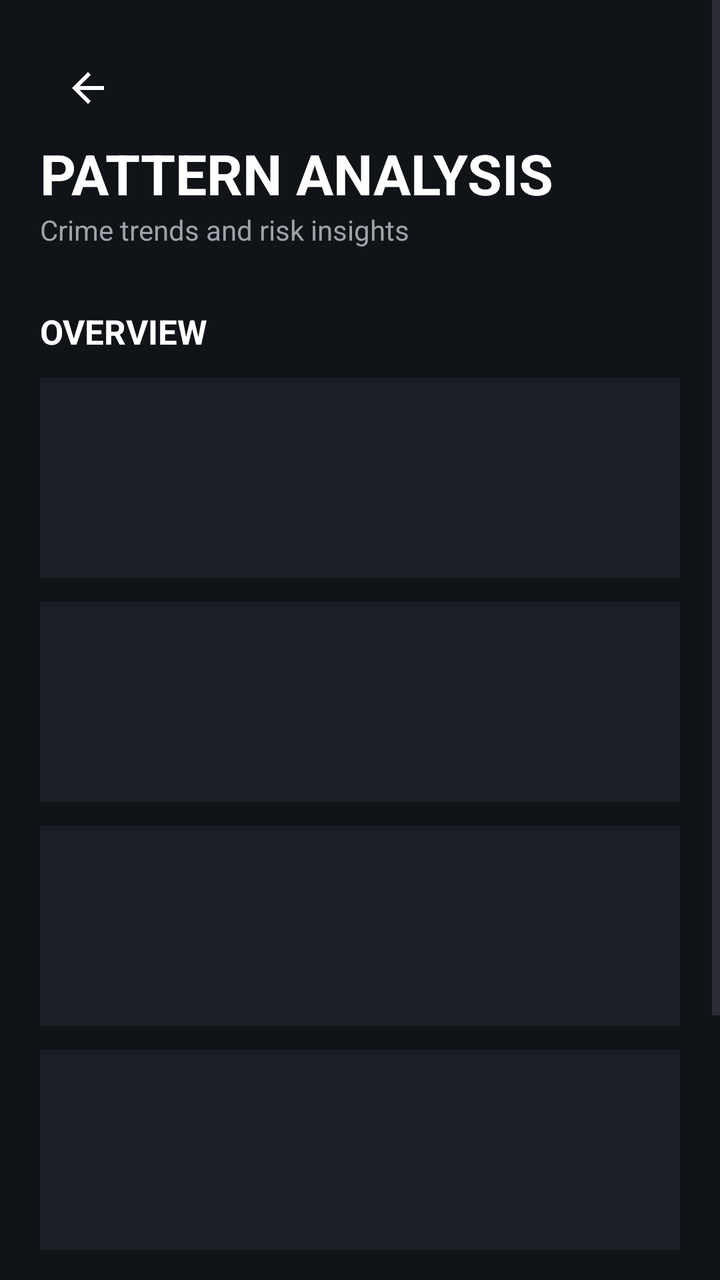
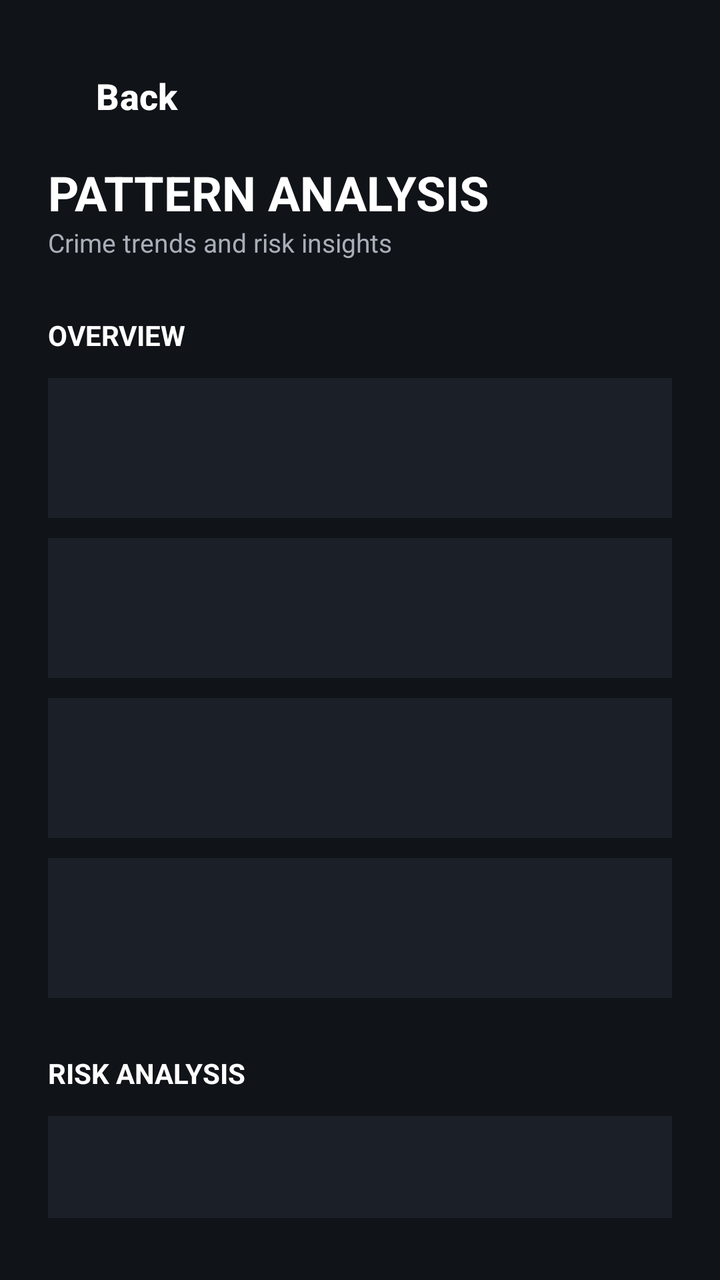

Before-and-after screenshots of an Android layout around one commit, followed by the original layout XML and the change that was made.
<!-- AndroidManifest.xml: application theme Theme.Crimeshield -->
<!-- res/layout/activity_analysis.xml -->
<?xml version="1.0" encoding="utf-8"?>
<ScrollView
    xmlns:android="http://schemas.android.com/apk/res/android"
    android:layout_width="match_parent"
    android:layout_height="match_parent"
    android:background="#101318"
    android:fitsSystemWindows="true">

    <LinearLayout
        android:layout_width="match_parent"
        android:layout_height="wrap_content"
        android:orientation="vertical"
        android:padding="20dp">

        <ImageButton
            android:id="@+id/btnBack"
            android:layout_width="48dp"
            android:layout_height="48dp"
            android:background="?attr/selectableItemBackgroundBorderless"
            android:src="@drawable/ic_arrow_back" />

        <TextView
            android:layout_width="wrap_content"
            android:layout_height="wrap_content"
            android:text="PATTERN ANALYSIS"
            android:textColor="#FFF"
            android:textSize="28sp"
            android:textStyle="bold" />

        <TextView
            android:layout_width="wrap_content"
            android:layout_height="wrap_content"
            android:text="Crime trends and risk insights"
            android:textColor="#9EA3AA" />

        <TextView
            style="@style/CSLabel"
            android:layout_marginTop="30dp"
            android:text="OVERVIEW" />

        <TextView
            android:id="@+id/tvTotal"
            style="@style/CSTextCard"
            android:layout_marginTop="12dp"
            android:textSize="17sp" />

        <TextView
            android:id="@+id/tvHighRisk"
            style="@style/CSTextCard"
            android:layout_marginTop="12dp"
            android:textSize="17sp" />

        <TextView
            android:id="@+id/tvTopCrime"
            style="@style/CSTextCard"
            android:layout_marginTop="12dp"
            android:textSize="16sp" />

        <TextView
            android:id="@+id/tvTopArea"
            style="@style/CSTextCard"
            android:layout_marginTop="12dp"
            android:textSize="16sp" />

        <TextView
            style="@style/CSLabel"
            android:layout_marginTop="30dp"
            android:text="RISK ANALYSIS" />

        <TextView
            android:id="@+id/tvAnalysis"
            android:layout_width="match_parent"
            android:layout_height="wrap_content"
            android:layout_marginTop="12dp"
            android:background="#1B2028"
            android:padding="20dp"
            android:textColor="#D0D4DA"
            android:lineSpacingExtra="5dp" />

        <TextView
            android:layout_width="match_parent"
            android:layout_height="wrap_content"
            android:layout_marginTop="22dp"
            android:gravity="center"
            android:text="CrimeShield • Anonymous Intelligence"
            android:textColor="#777D86"
            android:textSize="12sp" />

    </LinearLayout>

</ScrollView>
<!-- resources referenced by this layout -->
<resources>
  <!-- drawable ic_arrow_back (drawable) -->
  <?xml version="1.0" encoding="utf-8"?>
  <vector xmlns:android="http://schemas.android.com/apk/res/android"
      android:width="24dp"
      android:height="24dp"
      android:viewportWidth="24"
      android:viewportHeight="24">
  
      <path
          android:fillColor="#FFFFFF"
          android:pathData="M20,11H7.83l5.59,-5.59L12,4l-8,8 8,8 1.41,-1.41L7.83,13H20v-2z" />
  
  </vector>
  <style name="CSLabel">
  
          <item name="android:layout_width">
              wrap_content
          </item>
  
          <item name="android:layout_height">
              wrap_content
          </item>
  
          <item name="android:layout_marginTop">
              24dp
          </item>
  
          <item name="android:textColor">
              #FFFFFF
          </item>
  
          <item name="android:textSize">
              17sp
          </item>
  
          <item name="android:textStyle">
              bold
          </item>
  
      </style>
  <style name="CSTextCard">
  
          <item name="android:layout_width">
              match_parent
          </item>
  
          <item name="android:layout_height">
              100dp
          </item>
  
          <item name="android:background">
              #1B2028
          </item>
  
          <item name="android:gravity">
              center
          </item>
  
          <item name="android:textColor">
              #FFFFFF
          </item>
  
          <item name="android:textStyle">
              bold
          </item>
  
      </style>
  <style name="Theme.Crimeshield" parent="Base.Theme.Crimeshield" />
  <style name="Base.Theme.Crimeshield" parent="Theme.Material3.DayNight.NoActionBar">
  
          <item name="colorPrimary">
              @color/accent_blue
          </item>
  
          <item name="android:windowBackground">
              @color/bg_dark
          </item>
  
          <item name="android:statusBarColor">
              @color/bg_dark
          </item>
  
      </style>
  <color name="accent_blue">
          #3F51B5
      </color>
  <color name="bg_dark">
          #101318
      </color>
</resources>

<!-- the commit's change to res/layout/activity_analysis.xml (unified diff, before → after) -->
@@ -1,6 +1,5 @@
 <?xml version="1.0" encoding="utf-8"?>
-<ScrollView
-    xmlns:android="http://schemas.android.com/apk/res/android"
+<ScrollView xmlns:android="http://schemas.android.com/apk/res/android"
     android:layout_width="match_parent"
     android:layout_height="match_parent"
     android:background="#101318"
@@ -10,81 +9,110 @@
         android:layout_width="match_parent"
         android:layout_height="wrap_content"
         android:orientation="vertical"
-        android:padding="20dp">
+        android:padding="24dp">
 
-        <ImageButton
+        <Button
             android:id="@+id/btnBack"
-            android:layout_width="48dp"
+            android:layout_width="wrap_content"
             android:layout_height="48dp"
-            android:background="?attr/selectableItemBackgroundBorderless"
-            android:src="@drawable/ic_arrow_back" />
+            android:background="@android:color/transparent"
+            android:drawableStart="@drawable/ic_arrow_back"
+            android:drawablePadding="8dp"
+            android:text="Back"
+            android:textColor="#FFFFFF"
+            android:textSize="18sp"
+            android:textStyle="bold"
+            android:textAllCaps="false"
+            android:contentDescription="Back"/>
 
         <TextView
             android:layout_width="wrap_content"
             android:layout_height="wrap_content"
             android:text="PATTERN ANALYSIS"
-            android:textColor="#FFF"
-            android:textSize="28sp"
-            android:textStyle="bold" />
+            android:textColor="#FFFFFF"
+            android:textSize="24sp"
+            android:textStyle="bold"
+            android:layout_marginTop="8dp"/>
 
         <TextView
             android:layout_width="wrap_content"
             android:layout_height="wrap_content"
             android:text="Crime trends and risk insights"
-            android:textColor="#9EA3AA" />
+            android:textColor="#A9AFB8"
+            android:textSize="13sp"/>
 
         <TextView
-            style="@style/CSLabel"
-            android:layout_marginTop="30dp"
-            android:text="OVERVIEW" />
+            android:layout_width="wrap_content"
+            android:layout_height="wrap_content"
+            android:text="OVERVIEW"
+            android:textColor="#FFFFFF"
+            android:textStyle="bold"
+            android:textSize="14sp"
+            android:layout_marginTop="28dp"/>
 
         <TextView
             android:id="@+id/tvTotal"
-            style="@style/CSTextCard"
+            android:layout_width="match_parent"
+            android:layout_height="70dp"
             android:layout_marginTop="12dp"
-            android:textSize="17sp" />
+            android:padding="16dp"
+            android:gravity="center_vertical"
+            android:background="#1B2028"
+            android:textColor="#FFFFFF"
+            android:textSize="16sp"/>
 
         <TextView
             android:id="@+id/tvHighRisk"
-            style="@style/CSTextCard"
-            android:layout_marginTop="12dp"
-            android:textSize="17sp" />
+            android:layout_width="match_parent"
+            android:layout_height="70dp"
+            android:layout_marginTop="10dp"
+            android:padding="16dp"
+            android:gravity="center_vertical"
+            android:background="#1B2028"
+            android:textColor="#FFFFFF"
+            android:textSize="16sp"/>
 
         <TextView
-            android:id="@+id/tvTopCrime"
-            style="@style/CSTextCard"
-            android:layout_marginTop="12dp"
-            android:textSize="16sp" />
+            android:id="@+id/tvCrime"
+            android:layout_width="match_parent"
+            android:layout_height="70dp"
+            android:layout_marginTop="10dp"
+            android:padding="16dp"
+            android:gravity="center_vertical"
+            android:background="#1B2028"
+            android:textColor="#FFFFFF"
+            android:textSize="16sp"/>
 
         <TextView
-            android:id="@+id/tvTopArea"
-            style="@style/CSTextCard"
-            android:layout_marginTop="12dp"
-            android:textSize="16sp" />
+            android:id="@+id/tvArea"
+            android:layout_width="match_parent"
+            android:layout_height="70dp"
+            android:layout_marginTop="10dp"
+            android:padding="16dp"
+            android:gravity="center_vertical"
+            android:background="#1B2028"
+            android:textColor="#FFFFFF"
+            android:textSize="16sp"/>
 
         <TextView
-            style="@style/CSLabel"
-            android:layout_marginTop="30dp"
-            android:text="RISK ANALYSIS" />
+            android:layout_width="wrap_content"
+            android:layout_height="wrap_content"
+            android:text="RISK ANALYSIS"
+            android:textColor="#FFFFFF"
+            android:textStyle="bold"
+            android:textSize="14sp"
+            android:layout_marginTop="28dp"/>
 
         <TextView
             android:id="@+id/tvAnalysis"
             android:layout_width="match_parent"
             android:layout_height="wrap_content"
             android:layout_marginTop="12dp"
+            android:padding="16dp"
             android:background="#1B2028"
-            android:padding="20dp"
-            android:textColor="#D0D4DA"
-            android:lineSpacingExtra="5dp" />
-
-        <TextView
-            android:layout_width="match_parent"
-            android:layout_height="wrap_content"
-            android:layout_marginTop="22dp"
-            android:gravity="center"
-            android:text="CrimeShield • Anonymous Intelligence"
-            android:textColor="#777D86"
-            android:textSize="12sp" />
+            android:textColor="#FFFFFF"
+            android:textSize="14sp"
+            android:lineSpacingExtra="8dp"/>
 
     </LinearLayout>
 
<!-- resource entries referenced after the edit -->
@@ -13,60 +13,6 @@
           android:pathData="M20,11H7.83l5.59,-5.59L12,4l-8,8 8,8 1.41,-1.41L7.83,13H20v-2z" />
   
   </vector>
-  <style name="CSLabel">
-  
-          <item name="android:layout_width">
-              wrap_content
-          </item>
-  
-          <item name="android:layout_height">
-              wrap_content
-          </item>
-  
-          <item name="android:layout_marginTop">
-              24dp
-          </item>
-  
-          <item name="android:textColor">
-              #FFFFFF
-          </item>
-  
-          <item name="android:textSize">
-              17sp
-          </item>
-  
-          <item name="android:textStyle">
-              bold
-          </item>
-  
-      </style>
-  <style name="CSTextCard">
-  
-          <item name="android:layout_width">
-              match_parent
-          </item>
-  
-          <item name="android:layout_height">
-              100dp
-          </item>
-  
-          <item name="android:background">
-              #1B2028
-          </item>
-  
-          <item name="android:gravity">
-              center
-          </item>
-  
-          <item name="android:textColor">
-              #FFFFFF
-          </item>
-  
-          <item name="android:textStyle">
-              bold
-          </item>
-  
-      </style>
   <style name="Theme.Crimeshield" parent="Base.Theme.Crimeshield" />
   <style name="Base.Theme.Crimeshield" parent="Theme.Material3.DayNight.NoActionBar">
   
